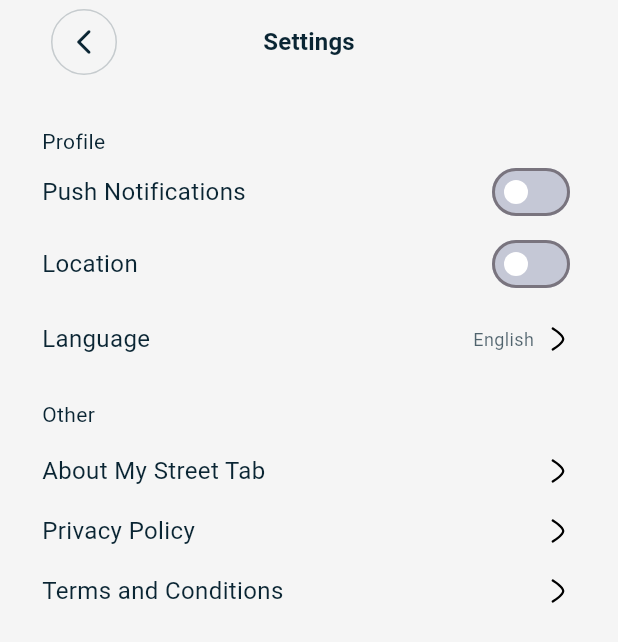
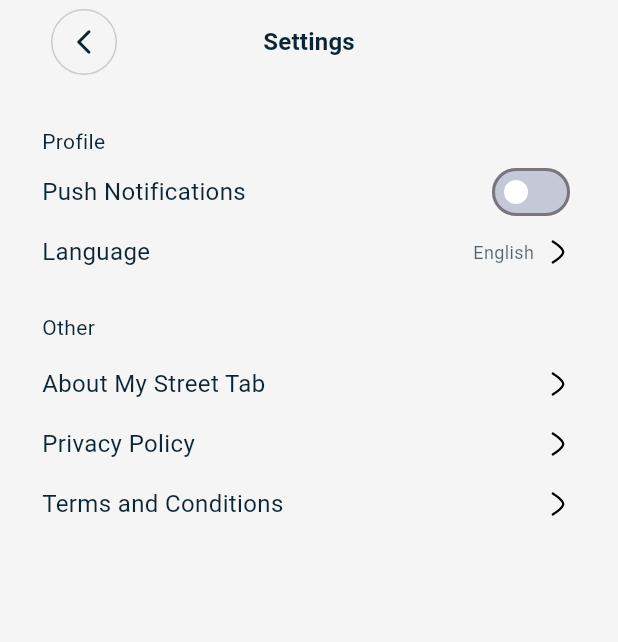
Before and after one commit to Jessepelumi/my_street_tab, a Flutter app: the Settings screen opened directly, on a phone screen of 412 x 824 dp. Shown: the top 642 px of the screen. Run offline on Flutter 3.47's test engine with Material 3 defaults, Android fonts, the light colour scheme and no system bars; our stand-ins replace carousel_slider, flutter_svg, geolocator, get, get_storage, google_fonts and 2 more; accounts and stored records are empty; Roboto replaces fonts that are missing (Sen).

Commit message:
removed the location toggle

```diff
--- a/lib/src/modules/views/users/profile/settings.dart
+++ b/lib/src/modules/views/users/profile/settings.dart
@@ -51,30 +51,9 @@ class Settings extends StatelessWidget {
                   ),
                 ],
               ),
-              Row(
-                mainAxisAlignment: MainAxisAlignment.spaceBetween,
-                children: [
-                  Text(
-                    "Location",
-                    style: GoogleFonts.sen(
-                      fontSize:
-                          Theme.of(context).textTheme.titleMedium?.fontSize,
-                    ),
-                  ),
-                  Obx(
-                    () => Switch(
-                      value: toggleController.isLocationSwitched.value,
-                      onChanged: toggleController.toggleLocationSwitch,
-                      activeColor: white,
-                      activeTrackColor: red.withOpacity(0.8),
-                      inactiveThumbColor: white,
-                      inactiveTrackColor: primary.withOpacity(0.2),
-                    ),
-                  ),
-                ],
-              ),
-              const SizedBox(height: smallMedium),
+              const SizedBox(height: extraSmall),
               GestureDetector(
+                behavior: HitTestBehavior.opaque,
                 onTap: () {},
                 child: Row(
                   children: [
@@ -149,6 +128,7 @@ class OtherSettingsTile extends StatelessWidget {
   @override
   Widget build(BuildContext context) {
     return GestureDetector(
+      behavior: HitTestBehavior.opaque,
       onTap: action,
       child: Row(
         mainAxisAlignment: MainAxisAlignment.spaceBetween,
```
